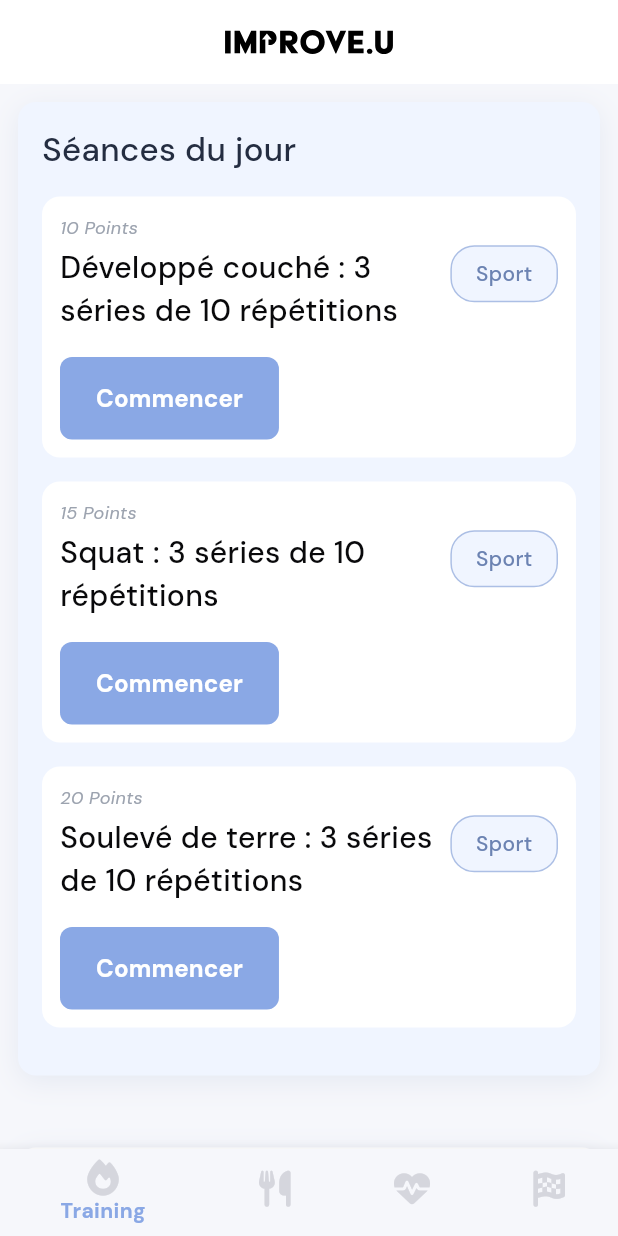
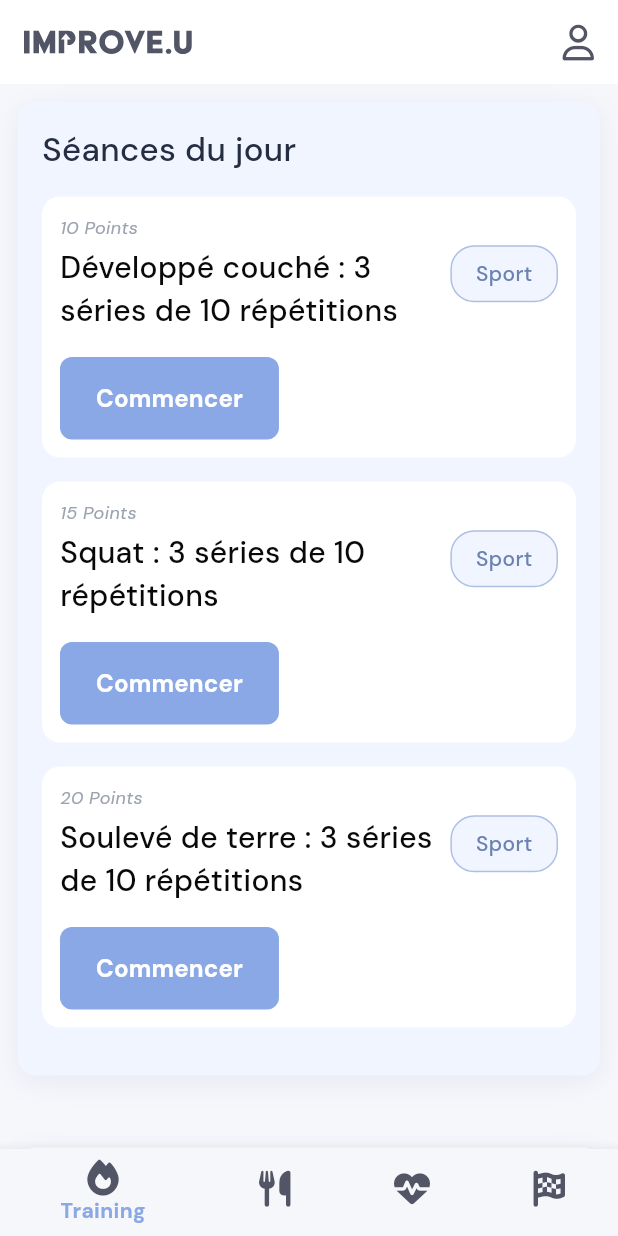
Before and after one commit to sofian-bali/Improve-U, a Flutter app: the screen it shows after launch, on a phone screen of 412 x 824 dp. Run offline on Flutter 3.47's test engine with Material 3 defaults, Android fonts, the phone set to English and light mode, and no system bars; our stand-ins replace flutter_svg, font_awesome_flutter, percent_indicator.

Commit message:
🎨 Change menu icon color | 14/05

```diff
--- a/frontend/improve_u/lib/ui/screens/home.dart
+++ b/frontend/improve_u/lib/ui/screens/home.dart
@@ -39,28 +39,28 @@ class _HomeState extends State<Home> {
           BottomNavigationBarItem(
             icon: FaIcon(
               FontAwesomeIcons.fire,
-              color: Theme.of(context).colorScheme.onSurfaceVariant,
+              color: Theme.of(context).colorScheme.onSurface,
             ),
             label: 'Training',
           ),
           BottomNavigationBarItem(
             icon: FaIcon(
               FontAwesomeIcons.utensils,
-              color: Theme.of(context).colorScheme.onSurfaceVariant,
+              color: Theme.of(context).colorScheme.onSurface,
             ),
             label: 'Nutrition',
           ),
           BottomNavigationBarItem(
             icon: FaIcon(
               FontAwesomeIcons.heartPulse,
-              color: Theme.of(context).colorScheme.onSurfaceVariant,
+              color: Theme.of(context).colorScheme.onSurface,
             ),
             label: 'Santé',
           ),
           BottomNavigationBarItem(
             icon: FaIcon(
               FontAwesomeIcons.flagCheckered,
-              color: Theme.of(context).colorScheme.onSurfaceVariant,
+              color: Theme.of(context).colorScheme.onSurface,
             ),
             label: 'Défi',
           ),
--- a/frontend/improve_u/lib/ui/widgets/custom_app_bar.dart
+++ b/frontend/improve_u/lib/ui/widgets/custom_app_bar.dart
@@ -1,5 +1,6 @@
 import 'package:flutter/material.dart';
 import 'package:flutter_svg/flutter_svg.dart';
+import 'package:font_awesome_flutter/font_awesome_flutter.dart';
 
 class CustomAppBar extends StatelessWidget implements PreferredSizeWidget {
   @override
@@ -11,13 +12,22 @@ class CustomAppBar extends StatelessWidget implements PreferredSizeWidget {
   @override
   Widget build(BuildContext context) {
     return AppBar(
-      title: Center(
-        child: SvgPicture.asset(
-          'assets/logo/logo_horizontal_black.svg',
-          height: 16,
-        ),
+      title: Row(
+        mainAxisAlignment: MainAxisAlignment.spaceBetween,
+        children: [
+          SvgPicture.asset(
+            'assets/logo/logo_horizontal_black.svg',
+            // ignore: deprecated_member_use
+            color: Theme.of(context).colorScheme.onSurface,
+            height: 16,
+          ),
+          FaIcon(
+            FontAwesomeIcons.user,
+            color: Theme.of(context).colorScheme.onSurface,
+          ),
+        ],
       ),
-      backgroundColor: Colors.white,
+      backgroundColor: Theme.of(context).colorScheme.background,
     );
   }
 }
```
